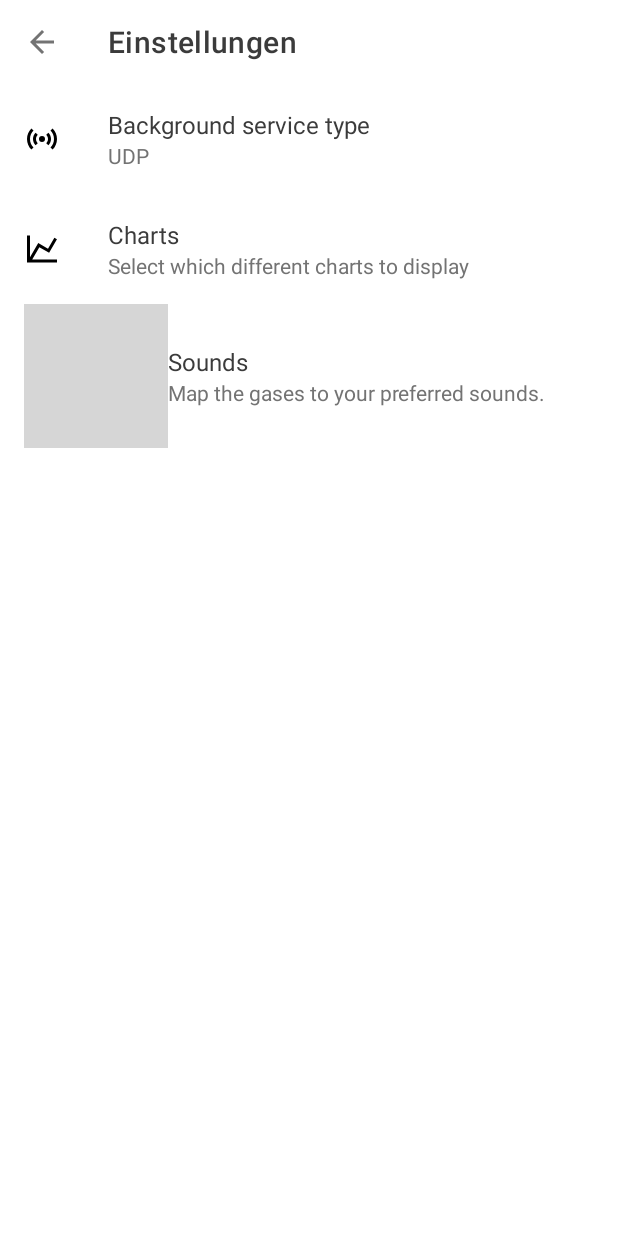
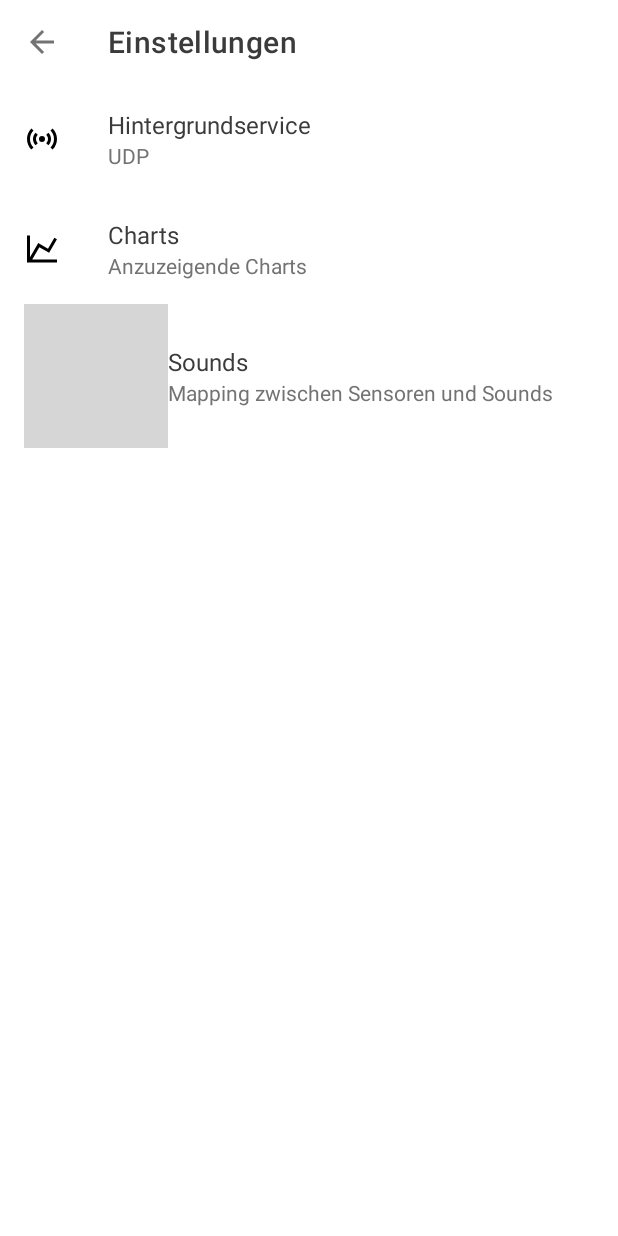
Before and after one commit to thymoze/sonification, an Android app: the PreferencesFragment screen opened directly, with no data from a screen before it, on a phone screen of 412 x 824 dp. Run offline under Robolectric (Android 15) with nearby library versions, the phone set to English and light mode, and no system bars; our stand-ins replace ButterKnife, androidx.preference; grey boxes are pictures that could not be loaded.

Commit message:
Remove hardcoded strings and fix npe in SoundPreferences

```diff
--- a/sonification/app/src/main/java/mupro/hcm/sonification/preferences/PreferencesFragment.java
+++ b/sonification/app/src/main/java/mupro/hcm/sonification/preferences/PreferencesFragment.java
@@ -5,7 +5,9 @@ import android.os.Bundle;
 import java.util.Arrays;
 
 import androidx.preference.MultiSelectListPreference;
+import androidx.preference.Preference;
 import androidx.preference.PreferenceFragmentCompat;
+import androidx.preference.PreferenceManager;
 import mupro.hcm.sonification.R;
 import mupro.hcm.sonification.sensors.Sensor;
 
@@ -17,7 +19,6 @@ public class PreferencesFragment extends PreferenceFragmentCompat {
         MultiSelectListPreference chartsPreference = findPreference("sensors_preference");
         chartsPreference.setEntries(Arrays.stream(Sensor.values()).map(s -> s.getLocalizedName(getContext())).toArray(CharSequence[]::new));
         chartsPreference.setEntryValues(Arrays.stream(Sensor.values()).map(Sensor::getId).toArray(CharSequence[]::new));
-
     }
 
     @Override
--- a/sonification/app/src/main/java/mupro/hcm/sonification/preferences/SoundsPreferencesFragment.java
+++ b/sonification/app/src/main/java/mupro/hcm/sonification/preferences/SoundsPreferencesFragment.java
@@ -29,9 +29,11 @@ public class SoundsPreferencesFragment extends PreferenceFragmentCompat implemen
 
     @Override
     public void onSharedPreferenceChanged(SharedPreferences sharedPreferences, String key) {
-        ListPreference preference =  (ListPreference) findPreference(key);
-        SoundQueue queue = new SoundQueue(getContext());
-        queue.playSound(new Sound(preference.getValue(), Direction.UP));
-        queue.playSound(new Sound(preference.getValue(), Direction.DOWN));
+        ListPreference preference = (ListPreference) findPreference(key);
+        if (preference != null) {
+            SoundQueue queue = new SoundQueue(getContext());
+            queue.playSound(new Sound(preference.getValue(), Direction.UP));
+            queue.playSound(new Sound(preference.getValue(), Direction.DOWN));
+        }
     }
 }
--- a/sonification/app/src/main/res/values/strings.xml
+++ b/sonification/app/src/main/res/values/strings.xml
@@ -14,10 +14,9 @@
     <string name="add">Hinzufügen</string>
     <string name="abort">Abbrechen</string>
 
-    <!-- Home -->
-    <string name="btn_start">Start</string>
-    <!-- TODO: remove later -->
-    <string name="warning">Achtung! Bitte überprüfe immer, dass tatsächlich Werte ankommen (warte, bis der erste Toast erscheint). Wenn innerhalb von circa einer halben Minute nichts passiert, kann es sein, dass der Port noch nicht freigegeben war, dann einfach stoppen und nochmal starten.</string>
+    <string name="background_service">Hintergrundservice</string>
+    <string name="display_charts">Anzuzeigende Charts</string>
+    <string name="map_sensor_sound">Mapping zwischen Sensoren und Sounds</string>
 
     <!-- Charts -->
     <string name="no_charts">Keine Charts aktiviert.</string>
--- a/sonification/app/src/main/res/xml/preferences.xml
+++ b/sonification/app/src/main/res/xml/preferences.xml
@@ -9,18 +9,18 @@
         android:entryValues="@array/services"
         android:defaultValue="UDP"
         android:summary="%s"
-        app:title="Background service type"
+        app:title="@string/background_service"
         android:icon="@drawable/access_point"/>
 
     <MultiSelectListPreference
         android:key="sensors_preference"
         app:title="@string/title_charts"
-        android:icon="@drawable/ic_charts_black_24dp"
-        app:summary="Select which different charts to display" />
+        android:summary="@string/display_charts"
+        android:icon="@drawable/ic_charts_black_24dp" />
 
     <Preference
         app:title="@string/title_sounds"
         android:icon="@drawable/music_note"
-        app:summary="Map the gases to your preferred sounds."
+        app:summary="@string/map_sensor_sound"
         app:fragment="mupro.hcm.sonification.preferences.SoundsPreferencesFragment" />
 </PreferenceScreen>
```
